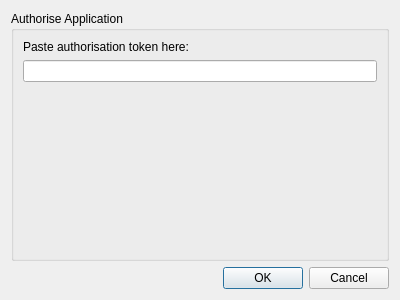
This is mapclient/tools/pmr/qt/authoriseapplicationdialog.ui in MusculoskeletalAtlasProject/mapclient-archived as Qt 5 draws it before an edit. The edited form follows.
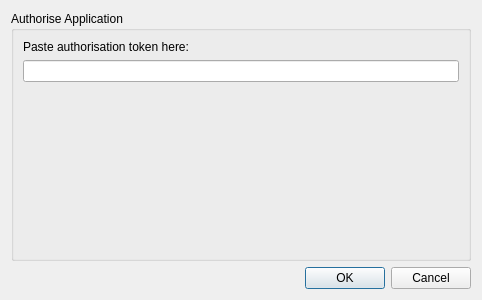
This is the edited form.

Patch:
```diff
--- a/mapclient/tools/pmr/qt/authoriseapplicationdialog.ui
+++ b/mapclient/tools/pmr/qt/authoriseapplicationdialog.ui
@@ -6,7 +6,7 @@
    <rect>
     <x>0</x>
     <y>0</y>
-    <width>400</width>
+    <width>482</width>
     <height>300</height>
    </rect>
   </property>
@@ -38,7 +38,7 @@
         <property name="sizeHint" stdset="0">
          <size>
           <width>20</width>
-          <height>40</height>
+          <height>122</height>
          </size>
         </property>
        </spacer>
```
Left out of the diff: 36 changed lines with no effect on the pictures.
